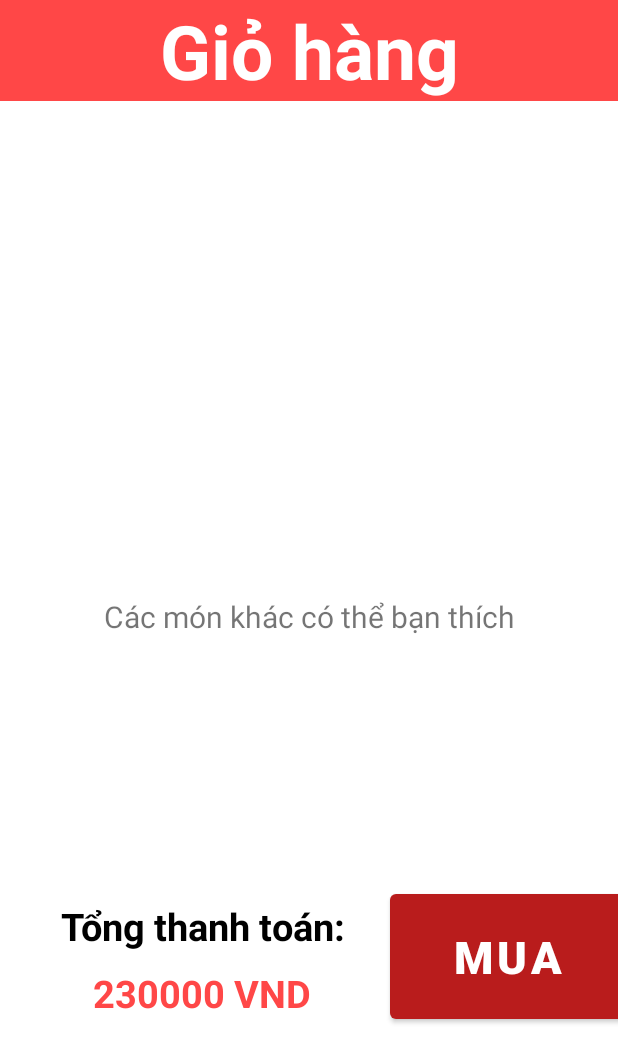
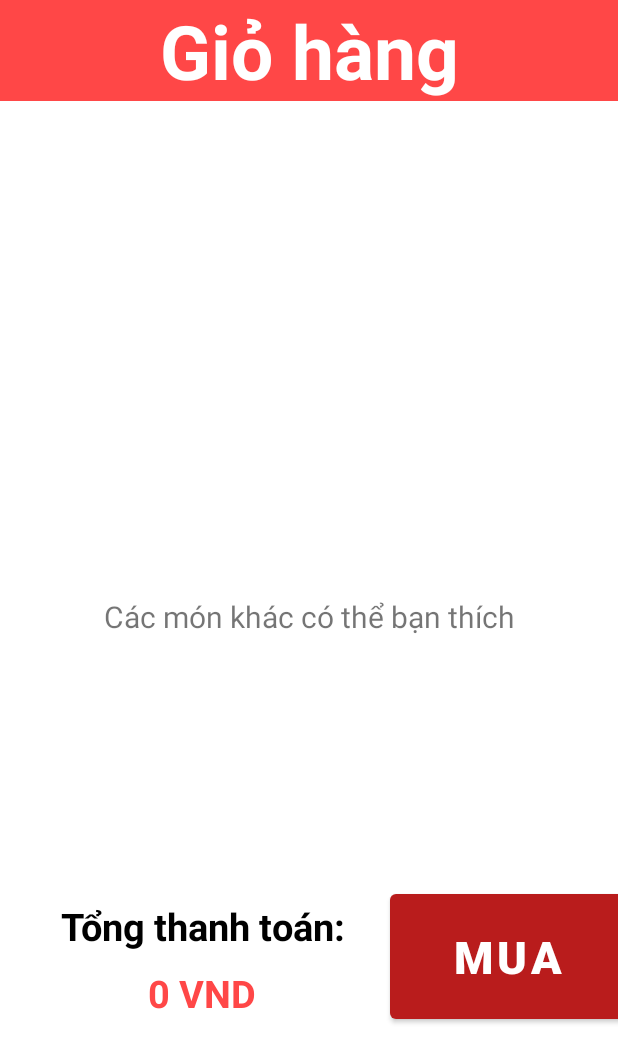
Before and after one commit to dqhieu9301/androidApp, an Android app: the layout fragment_cart.xml on its own in the app's theme, with its tools: preview values and no code run, on a phone screen of 412 x 824 dp. Shown: the top 1063 px of the screen. Run offline under Robolectric (Android 15) with nearby library versions, the light colour scheme and no system bars.

Commit message:
config total payment default

```diff
--- a/app/src/main/res/layout/fragment_cart.xml
+++ b/app/src/main/res/layout/fragment_cart.xml
@@ -88,7 +88,7 @@
         android:layout_marginLeft="10dp"
         android:layout_marginTop="10dp"
         android:gravity="center"
-        android:text="230000 VND"
+        android:text="0 VND"
         android:textColor="@color/red"
         android:textSize="25dp"
         android:textStyle="bold"
@@ -104,7 +104,6 @@
         android:layout_weight="1"
         android:text="Mua"
         android:textColor="@color/white"
-
         android:textSize="30dp"
         android:textStyle="bold"
         app:layout_constraintLeft_toRightOf="@+id/total_payment"
```
